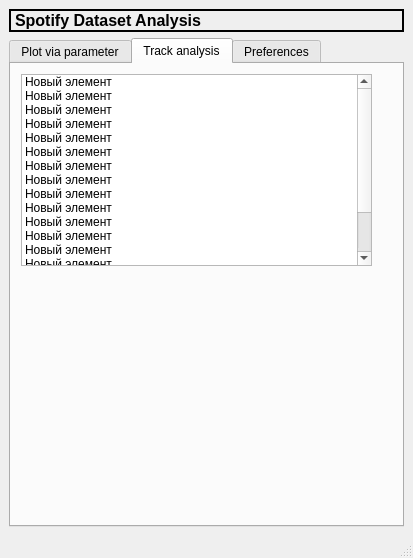
moonless-linew/edu-hse-spotify-analyser, file graphics/main.ui: the form before one commit.
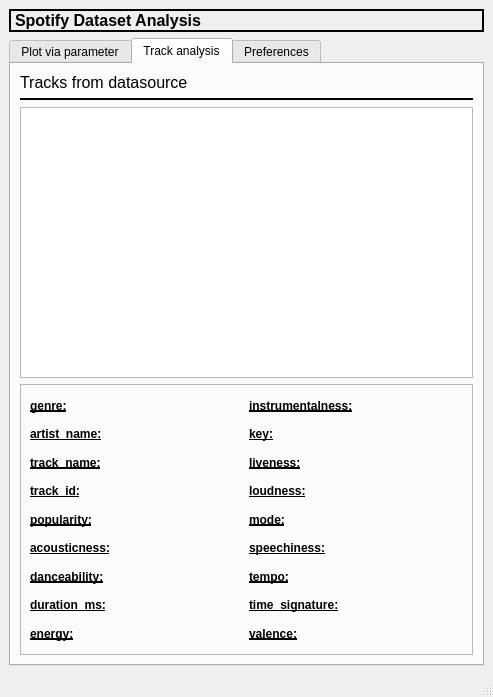
The form after the commit. The open tabs and pages were chosen to show the change. Icons and pictures are not drawn.

Commit message: new tab of track analyzing

The edit to the form file:
```diff
--- a/graphics/main.ui
+++ b/graphics/main.ui
@@ -6,8 +6,8 @@
    <rect>
     <x>0</x>
     <y>0</y>
-    <width>413</width>
-    <height>558</height>
+    <width>493</width>
+    <height>697</height>
    </rect>
   </property>
   <property name="cursor">
@@ -180,101 +180,477 @@
        <attribute name="title">
         <string>Track analysis</string>
        </attribute>
-       <widget class="QListWidget" name="listWidget">
-        <property name="geometry">
-         <rect>
-          <x>10</x>
-          <y>10</y>
-          <width>351</width>
-          <height>192</height>
-         </rect>
-        </property>
+       <layout class="QVBoxLayout" name="verticalLayout_3">
         <item>
-         <property name="text">
-          <string>Новый элемент</string>
-         </property>
+         <widget class="QLabel" name="label_3">
+          <property name="font">
+           <font>
+            <pointsize>12</pointsize>
+           </font>
+          </property>
+          <property name="text">
+           <string>Tracks from datasource</string>
+          </property>
+         </widget>
         </item>
         <item>
-         <property name="text">
-          <string>Новый элемент</string>
-         </property>
+         <widget class="Line" name="line_3">
+          <property name="font">
+           <font>
+            <pointsize>6</pointsize>
+           </font>
+          </property>
+          <property name="frameShadow">
+           <enum>QFrame::Plain</enum>
+          </property>
+          <property name="lineWidth">
+           <number>2</number>
+          </property>
+          <property name="orientation">
+           <enum>Qt::Horizontal</enum>
+          </property>
+         </widget>
         </item>
         <item>
-         <property name="text">
-          <string>Новый элемент</string>
-         </property>
+         <widget class="QListWidget" name="listWidget">
+          <property name="enabled">
+           <bool>true</bool>
+          </property>
+          <property name="sizePolicy">
+           <sizepolicy hsizetype="Expanding" vsizetype="Expanding">
+            <horstretch>0</horstretch>
+            <verstretch>0</verstretch>
+           </sizepolicy>
+          </property>
+         </widget>
         </item>
         <item>
-         <property name="text">
-          <string>Новый элемент</string>
-         </property>
+         <widget class="QFrame" name="frame_3">
+          <property name="sizePolicy">
+           <sizepolicy hsizetype="Expanding" vsizetype="Expanding">
+            <horstretch>0</horstretch>
+            <verstretch>0</verstretch>
+           </sizepolicy>
+          </property>
+          <property name="frameShape">
+           <enum>QFrame::StyledPanel</enum>
+          </property>
+          <property name="frameShadow">
+           <enum>QFrame::Raised</enum>
+          </property>
+          <layout class="QGridLayout" name="gridLayout_3">
+           <item row="8" column="3">
+            <widget class="QLabel" name="tempo">
+             <property name="text">
+              <string/>
+             </property>
+            </widget>
+           </item>
+           <item row="9" column="3">
+            <widget class="QLabel" name="time_signature">
+             <property name="text">
+              <string/>
+             </property>
+            </widget>
+           </item>
+           <item row="0" column="3">
+            <widget class="QLabel" name="instrumentalness">
+             <property name="text">
+              <string/>
+             </property>
+            </widget>
+           </item>
+           <item row="10" column="3">
+            <widget class="QLabel" name="valence">
+             <property name="text">
+              <string/>
+             </property>
+            </widget>
+           </item>
+           <item row="9" column="1">
+            <widget class="QLabel" name="duration_ms">
+             <property name="text">
+              <string/>
+             </property>
+            </widget>
+           </item>
+           <item row="2" column="2">
+            <widget class="QLabel" name="label_27">
+             <property name="font">
+              <font>
+               <weight>75</weight>
+               <bold>true</bold>
+               <underline>true</underline>
+              </font>
+             </property>
+             <property name="text">
+              <string>liveness:</string>
+             </property>
+            </widget>
+           </item>
+           <item row="6" column="3">
+            <widget class="QLabel" name="mode">
+             <property name="text">
+              <string/>
+             </property>
+            </widget>
+           </item>
+           <item row="10" column="2">
+            <widget class="QLabel" name="label_33">
+             <property name="font">
+              <font>
+               <weight>75</weight>
+               <bold>true</bold>
+               <underline>true</underline>
+              </font>
+             </property>
+             <property name="text">
+              <string>valence:</string>
+             </property>
+            </widget>
+           </item>
+           <item row="0" column="0">
+            <widget class="QLabel" name="label_4">
+             <property name="font">
+              <font>
+               <weight>75</weight>
+               <bold>true</bold>
+               <underline>true</underline>
+              </font>
+             </property>
+             <property name="layoutDirection">
+              <enum>Qt::LeftToRight</enum>
+             </property>
+             <property name="text">
+              <string>genre:</string>
+             </property>
+             <property name="alignment">
+              <set>Qt::AlignLeading|Qt::AlignLeft|Qt::AlignVCenter</set>
+             </property>
+            </widget>
+           </item>
+           <item row="7" column="2">
+            <widget class="QLabel" name="label_30">
+             <property name="font">
+              <font>
+               <weight>75</weight>
+               <bold>true</bold>
+               <underline>true</underline>
+              </font>
+             </property>
+             <property name="text">
+              <string>speechiness:</string>
+             </property>
+            </widget>
+           </item>
+           <item row="1" column="1">
+            <widget class="QLabel" name="artist_name">
+             <property name="text">
+              <string/>
+             </property>
+            </widget>
+           </item>
+           <item row="6" column="1">
+            <widget class="QLabel" name="popularity">
+             <property name="text">
+              <string/>
+             </property>
+            </widget>
+           </item>
+           <item row="10" column="1">
+            <widget class="QLabel" name="energy">
+             <property name="text">
+              <string/>
+             </property>
+            </widget>
+           </item>
+           <item row="5" column="0">
+            <widget class="QLabel" name="label_12">
+             <property name="font">
+              <font>
+               <weight>75</weight>
+               <bold>true</bold>
+               <underline>true</underline>
+              </font>
+             </property>
+             <property name="text">
+              <string>track_id:</string>
+             </property>
+             <property name="alignment">
+              <set>Qt::AlignLeading|Qt::AlignLeft|Qt::AlignVCenter</set>
+             </property>
+            </widget>
+           </item>
+           <item row="1" column="0">
+            <widget class="QLabel" name="label_8">
+             <property name="font">
+              <font>
+               <weight>75</weight>
+               <bold>true</bold>
+               <underline>true</underline>
+              </font>
+             </property>
+             <property name="text">
+              <string>artist_name:</string>
+             </property>
+             <property name="alignment">
+              <set>Qt::AlignLeading|Qt::AlignLeft|Qt::AlignVCenter</set>
+             </property>
+            </widget>
+           </item>
+           <item row="8" column="1">
+            <widget class="QLabel" name="danceability">
+             <property name="text">
+              <string/>
+             </property>
+            </widget>
+           </item>
+           <item row="10" column="0">
+            <widget class="QLabel" name="label_18">
+             <property name="font">
+              <font>
+               <weight>75</weight>
+               <bold>true</bold>
+               <underline>true</underline>
+              </font>
+             </property>
+             <property name="text">
+              <string>energy:</string>
+             </property>
+             <property name="alignment">
+              <set>Qt::AlignLeading|Qt::AlignLeft|Qt::AlignVCenter</set>
+             </property>
+            </widget>
+           </item>
+           <item row="5" column="3">
+            <widget class="QLabel" name="loudness">
+             <property name="text">
+              <string/>
+             </property>
+            </widget>
+           </item>
+           <item row="2" column="3">
+            <widget class="QLabel" name="liveness">
+             <property name="text">
+              <string/>
+             </property>
+            </widget>
+           </item>
+           <item row="2" column="0">
+            <widget class="QLabel" name="label_10">
+             <property name="font">
+              <font>
+               <weight>75</weight>
+               <bold>true</bold>
+               <underline>true</underline>
+              </font>
+             </property>
+             <property name="text">
+              <string>track_name:</string>
+             </property>
+             <property name="alignment">
+              <set>Qt::AlignLeading|Qt::AlignLeft|Qt::AlignVCenter</set>
+             </property>
+            </widget>
+           </item>
+           <item row="6" column="2">
+            <widget class="QLabel" name="label_29">
+             <property name="font">
+              <font>
+               <weight>75</weight>
+               <bold>true</bold>
+               <underline>true</underline>
+              </font>
+             </property>
+             <property name="text">
+              <string>mode:</string>
+             </property>
+            </widget>
+           </item>
+           <item row="7" column="0">
+            <widget class="QLabel" name="label_15">
+             <property name="font">
+              <font>
+               <weight>75</weight>
+               <bold>true</bold>
+               <underline>true</underline>
+              </font>
+             </property>
+             <property name="text">
+              <string>acousticness:</string>
+             </property>
+             <property name="alignment">
+              <set>Qt::AlignLeading|Qt::AlignLeft|Qt::AlignVCenter</set>
+             </property>
+            </widget>
+           </item>
+           <item row="9" column="2">
+            <widget class="QLabel" name="label_32">
+             <property name="font">
+              <font>
+               <weight>75</weight>
+               <bold>true</bold>
+               <underline>true</underline>
+              </font>
+             </property>
+             <property name="text">
+              <string>time_signature:</string>
+             </property>
+            </widget>
+           </item>
+           <item row="8" column="0">
+            <widget class="QLabel" name="label_16">
+             <property name="font">
+              <font>
+               <weight>75</weight>
+               <bold>true</bold>
+               <underline>true</underline>
+              </font>
+             </property>
+             <property name="text">
+              <string>danceability:</string>
+             </property>
+             <property name="alignment">
+              <set>Qt::AlignLeading|Qt::AlignLeft|Qt::AlignVCenter</set>
+             </property>
+            </widget>
+           </item>
+           <item row="0" column="1">
+            <widget class="QLabel" name="genre">
+             <property name="text">
+              <string/>
+             </property>
+            </widget>
+           </item>
+           <item row="5" column="2">
+            <widget class="QLabel" name="label_28">
+             <property name="font">
+              <font>
+               <weight>75</weight>
+               <bold>true</bold>
+               <underline>true</underline>
+              </font>
+             </property>
+             <property name="text">
+              <string>loudness:</string>
+             </property>
+            </widget>
+           </item>
+           <item row="6" column="0">
+            <widget class="QLabel" name="label_14">
+             <property name="font">
+              <font>
+               <weight>75</weight>
+               <bold>true</bold>
+               <underline>true</underline>
+              </font>
+             </property>
+             <property name="text">
+              <string>popularity:</string>
+             </property>
+             <property name="alignment">
+              <set>Qt::AlignLeading|Qt::AlignLeft|Qt::AlignVCenter</set>
+             </property>
+            </widget>
+           </item>
+           <item row="8" column="2">
+            <widget class="QLabel" name="label_31">
+             <property name="font">
+              <font>
+               <weight>75</weight>
+               <bold>true</bold>
+               <underline>true</underline>
+              </font>
+             </property>
+             <property name="text">
+              <string>tempo:</string>
+             </property>
+            </widget>
+           </item>
+           <item row="2" column="1">
+            <widget class="QLabel" name="track_name">
+             <property name="text">
+              <string/>
+             </property>
+            </widget>
+           </item>
+           <item row="7" column="3">
+            <widget class="QLabel" name="speechiness">
+             <property name="text">
+              <string/>
+             </property>
+            </widget>
+           </item>
+           <item row="5" column="1">
+            <widget class="QLabel" name="track_id">
+             <property name="text">
+              <string/>
+             </property>
+            </widget>
+           </item>
+           <item row="1" column="2">
+            <widget class="QLabel" name="label_26">
+             <property name="font">
+              <font>
+               <weight>75</weight>
+               <bold>true</bold>
+               <underline>true</underline>
+              </font>
+             </property>
+             <property name="text">
+              <string>key:</string>
+             </property>
+            </widget>
+           </item>
+           <item row="7" column="1">
+            <widget class="QLabel" name="acousticness">
+             <property name="text">
+              <string/>
+             </property>
+            </widget>
+           </item>
+           <item row="9" column="0">
+            <widget class="QLabel" name="label_17">
+             <property name="font">
+              <font>
+               <weight>75</weight>
+               <bold>true</bold>
+               <underline>true</underline>
+              </font>
+             </property>
+             <property name="text">
+              <string>duration_ms:</string>
+             </property>
+             <property name="alignment">
+              <set>Qt::AlignLeading|Qt::AlignLeft|Qt::AlignVCenter</set>
+             </property>
+            </widget>
+           </item>
+           <item row="1" column="3">
+            <widget class="QLabel" name="key">
+             <property name="text">
+              <string/>
+             </property>
+            </widget>
+           </item>
+           <item row="0" column="2">
+            <widget class="QLabel" name="label_24">
+             <property name="font">
+              <font>
+               <weight>75</weight>
+               <bold>true</bold>
+               <underline>true</underline>
+              </font>
+             </property>
+             <property name="text">
+              <string>instrumentalness:</string>
+             </property>
+            </widget>
+           </item>
+          </layout>
+         </widget>
         </item>
-        <item>
-         <property name="text">
-          <string>Новый элемент</string>
-         </property>
-        </item>
-        <item>
-         <property name="text">
-          <string>Новый элемент</string>
-         </property>
-        </item>
-        <item>
-         <property name="text">
-          <string>Новый элемент</string>
-         </property>
-        </item>
-        <item>
-         <property name="text">
-          <string>Новый элемент</string>
-         </property>
-        </item>
-        <item>
-         <property name="text">
-          <string>Новый элемент</string>
-         </property>
-        </item>
-        <item>
-         <property name="text">
-          <string>Новый элемент</string>
-         </property>
-        </item>
-        <item>
-         <property name="text">
-          <string>Новый элемент</string>
-         </property>
-        </item>
-        <item>
-         <property name="text">
-          <string>Новый элемент</string>
-         </property>
-        </item>
-        <item>
-         <property name="text">
-          <string>Новый элемент</string>
-         </property>
-        </item>
-        <item>
-         <property name="text">
-          <string>Новый элемент</string>
-         </property>
-        </item>
-        <item>
-         <property name="text">
-          <string>Новый элемент</string>
-         </property>
-        </item>
-        <item>
-         <property name="text">
-          <string>Новый элемент</string>
-         </property>
-        </item>
-        <item>
-         <property name="text">
-          <string>Новый элемент</string>
-         </property>
-        </item>
-       </widget>
+       </layout>
       </widget>
       <widget class="QWidget" name="tab_3">
        <attribute name="title">
```
Left out of the diff: 4 changed lines with no effect on the pictures. The commit also changes 5 other files.
